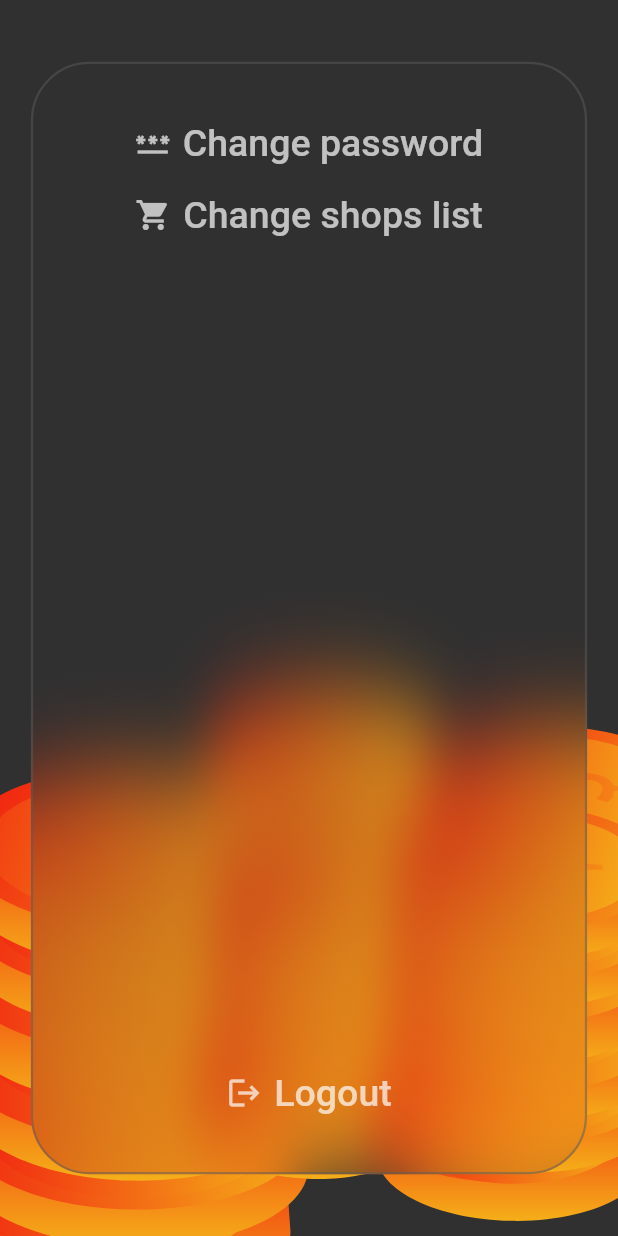
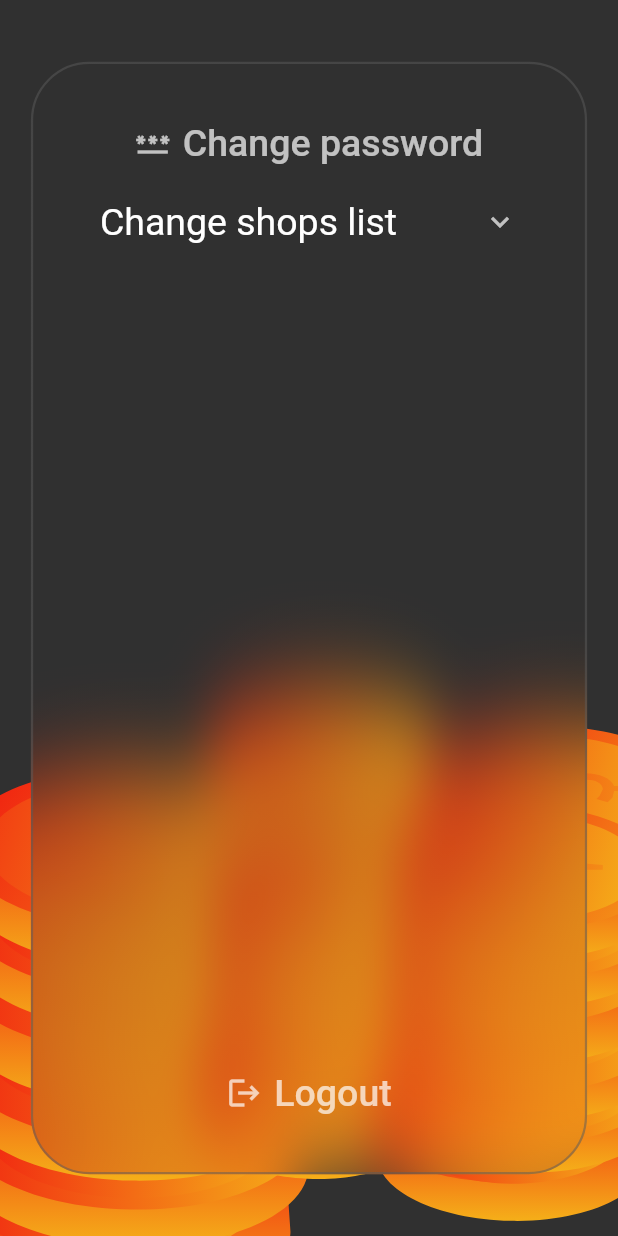
Before and after one commit to Kubciooo/thesis_frontend, a Flutter app: the UserSettingsScreen screen opened by its route, on a phone screen of 412 x 824 dp. Run offline on Flutter 3.47's test engine with Material 2 defaults, Android fonts, the phone set to English and light mode, and no system bars; drawn by our look-alikes of glassmorphism; our stand-ins replace charts_flutter, flutter_datetime_picker, flutter_svg, google_fonts, shared_preferences, validators; accounts and stored records are empty; network calls fail; Roboto replaces fonts that are missing (Archivo Narrow).

Commit message:
feat: shop filters added

```diff
--- a/offprice/lib/screens/user_settings.dart
+++ b/offprice/lib/screens/user_settings.dart
@@ -5,7 +5,7 @@ import 'package:flutter_svg/flutter_svg.dart';
 import 'package:offprice/constants/colors.dart';
 import 'package:offprice/providers/auth.dart';
 import 'package:offprice/providers/folders.dart';
-import 'package:offprice/screens/single_folder.dart';
+import 'package:offprice/providers/products.dart';
 import 'package:offprice/widgets/glassmorphism_card.dart';
 import 'package:provider/provider.dart';
 
@@ -22,8 +22,16 @@ class _AddPromotionScreenState extends State<UserSettingsScreen> {
 
   @override
   void initState() {
-    Provider.of<FoldersProvider>(context, listen: false)
-        .fetchFolders()
+    Provider.of<ProductsProvider>(context, listen: false)
+        .fetchShops()
+        .then((statusCode) {
+      if (statusCode == 401) {
+        Navigator.of(context)
+            .pushNamedAndRemoveUntil('/login', (route) => false);
+      }
+    });
+    Provider.of<ProductsProvider>(context, listen: false)
+        .fetchBlockedShops()
         .then((statusCode) {
       if (statusCode == 401) {
         Navigator.of(context)
@@ -35,7 +43,7 @@ class _AddPromotionScreenState extends State<UserSettingsScreen> {
 
   @override
   Widget build(BuildContext context) {
-    final foldersProvider = Provider.of<FoldersProvider>(context);
+    final shops = Provider.of<ProductsProvider>(context).shops;
     return Scaffold(
       body: Stack(
         children: [
@@ -72,13 +80,33 @@ class _AddPromotionScreenState extends State<UserSettingsScreen> {
                           style: TextStyle(fontSize: 25),
                         ),
                       ),
-                      TextButton.icon(
-                        onPressed: () {},
-                        icon: const Icon(Icons.shopping_cart),
-                        label: const Text(
+                      ExpansionTile(
+                        title: const Text(
                           'Change shops list',
                           style: TextStyle(fontSize: 25),
                         ),
+                        children: [
+                          ListView.builder(
+                            physics: const AlwaysScrollableScrollPhysics(),
+                            shrinkWrap: true,
+                            itemCount: shops.length,
+                            itemBuilder: (context, index) {
+                              final shop = shops[index];
+                              return CheckboxListTile(
+                                  title: Text(shop.name),
+                                  activeColor: AppColors.colorBackground[900],
+                                  value: Provider.of<ProductsProvider>(context,
+                                          listen: false)
+                                      .isBlockedShop(shop),
+                                  onChanged: (value) {
+                                    Provider.of<ProductsProvider>(context,
+                                            listen: false)
+                                        .changeShopBlockStatus(
+                                            shop, value ?? false);
+                                  });
+                            },
+                          ),
+                        ],
                       ),
                       const Spacer(),
                       TextButton.icon(
```
Also changed, not shown: offprice/lib/providers/products.dart (+104 -0 lines).
